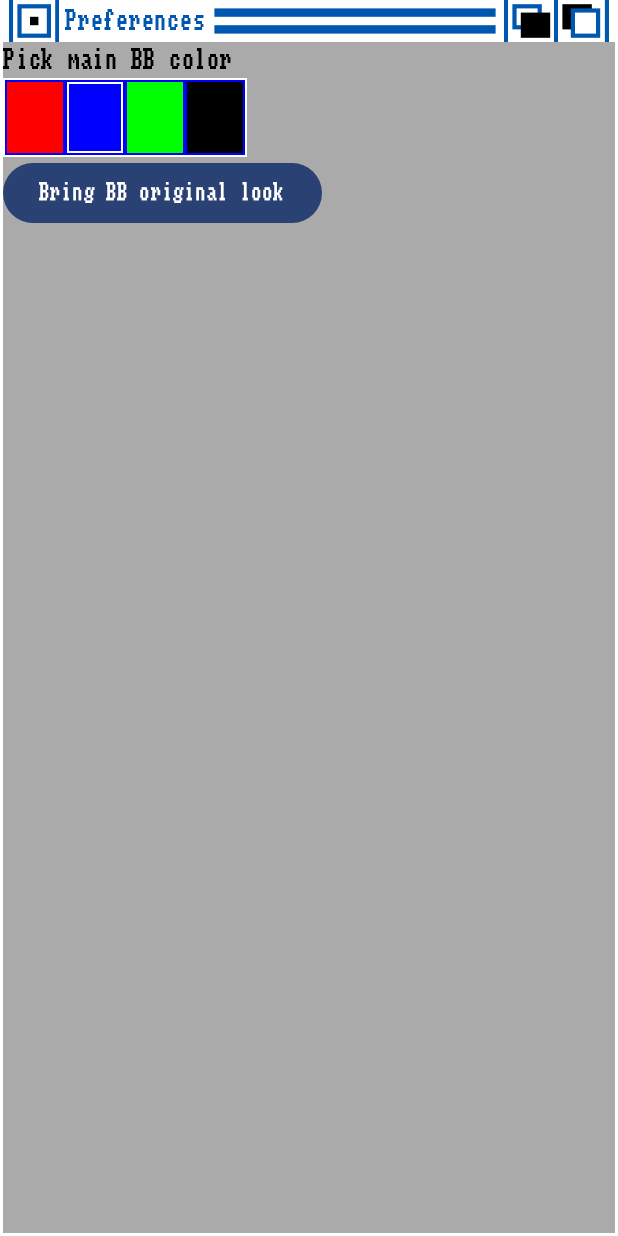
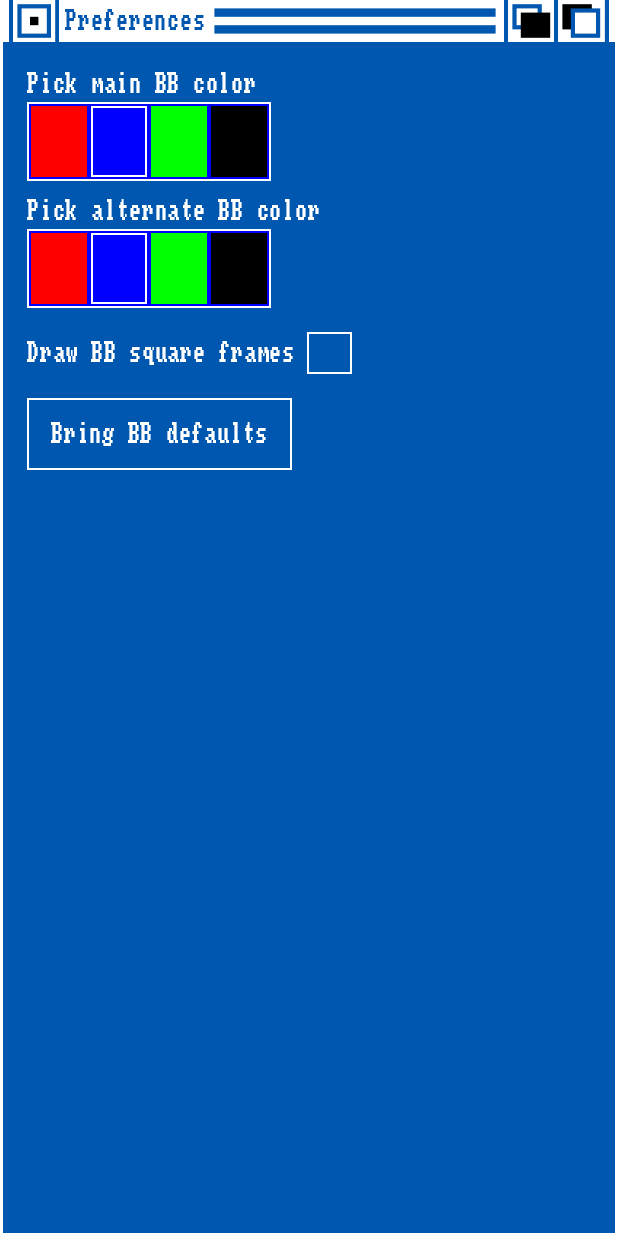
Before and after one commit to RealFictionFactory/demo-yabbd-android, an Android app built with Jetpack Compose: the screen it shows after launch (MainActivity), after a tap on "Preferences", on a phone screen of 412 x 824 dp. Run offline under Robolectric (Android 15) with nearby library versions, the phone set to English and light mode, and no system bars.

Commit message:
several gadgets, improvements to preferences screen

```diff
--- a/app/src/main/java/com/rff/boingballdemo/PreferencesScreen.kt
+++ b/app/src/main/java/com/rff/boingballdemo/PreferencesScreen.kt
@@ -3,23 +3,33 @@ package com.rff.boingballdemo
 import androidx.compose.foundation.background
 import androidx.compose.foundation.layout.Box
 import androidx.compose.foundation.layout.Column
+import androidx.compose.foundation.layout.Row
+import androidx.compose.foundation.layout.Spacer
 import androidx.compose.foundation.layout.WindowInsets
 import androidx.compose.foundation.layout.fillMaxSize
+import androidx.compose.foundation.layout.height
 import androidx.compose.foundation.layout.padding
 import androidx.compose.foundation.layout.safeDrawing
+import androidx.compose.foundation.layout.width
 import androidx.compose.foundation.layout.windowInsetsPadding
-import androidx.compose.material3.Button
 import androidx.compose.material3.Text
 import androidx.compose.runtime.Composable
+import androidx.compose.runtime.getValue
+import androidx.compose.runtime.mutableStateOf
+import androidx.compose.runtime.remember
+import androidx.compose.runtime.setValue
 import androidx.compose.ui.Alignment
 import androidx.compose.ui.Modifier
 import androidx.compose.ui.graphics.Color
 import androidx.compose.ui.res.stringResource
 import androidx.compose.ui.tooling.preview.Preview
 import androidx.compose.ui.unit.dp
+import com.rff.boingballdemo.component.AmigaOs13Button
 import com.rff.boingballdemo.component.AmigaToolbar
-import com.rff.boingballdemo.component.ColorPicker
+import com.rff.boingballdemo.component.AmigaOs13CheckBox
+import com.rff.boingballdemo.component.AmigaOs13ColorPicker
 import com.rff.boingballdemo.ui.theme.BoingBallDemoTheme
+import com.rff.boingballdemo.ui.theme.amigaOs13Blue
 import com.rff.boingballdemo.ui.theme.backgroundColor
 
 /**
@@ -34,6 +44,8 @@ import com.rff.boingballdemo.ui.theme.backgroundColor
 
 @Composable
 fun PreferencesScreen() {
+    var drawFrameCheckState by remember { mutableStateOf(false) }
+
     Box(
         modifier = Modifier
             .fillMaxSize()
@@ -53,13 +65,33 @@ fun PreferencesScreen() {
             Column(
                 modifier = Modifier
                     .fillMaxSize()
-                    .background(color = backgroundColor)
+                    .background(color = amigaOs13Blue)
+                    .padding(16.dp)
             ) {
                 Text(text = "Pick main BB color")
-                ColorPicker()
-                Button(onClick = {}) {
-                    Text(text = "Bring BB original look")
+                AmigaOs13ColorPicker()
+                Spacer(modifier = Modifier.height(8.dp))
+                Text(text = "Pick alternate BB color")
+                AmigaOs13ColorPicker()
+                Spacer(modifier = Modifier.height(8.dp))
+                Row(
+                    modifier = Modifier.padding(vertical = 8.dp),
+                    verticalAlignment = Alignment.CenterVertically
+                ) {
+                    Text(text = "Draw BB square frames")
+                    Spacer(modifier = Modifier.width(8.dp))
+                    AmigaOs13CheckBox(
+                        isChecked = drawFrameCheckState,
+                        onCheckChanged = { newState ->
+                            drawFrameCheckState = newState
+                        }
+                    )
                 }
+                Spacer(modifier = Modifier.height(8.dp))
+                AmigaOs13Button(
+                    text = "Bring BB defaults",
+                    onClick = {}
+                )
             }
         }
     }
--- /dev/null
+++ b/app/src/main/java/com/rff/boingballdemo/component/AmigaOs13Button.kt
@@ -0,0 +1,59 @@
+package com.rff.boingballdemo.component
+
+import androidx.compose.foundation.background
+import androidx.compose.foundation.border
+import androidx.compose.foundation.clickable
+import androidx.compose.foundation.interaction.MutableInteractionSource
+import androidx.compose.foundation.interaction.collectIsPressedAsState
+import androidx.compose.foundation.layout.Box
+import androidx.compose.foundation.layout.defaultMinSize
+import androidx.compose.foundation.layout.padding
+import androidx.compose.material3.Text
+import androidx.compose.runtime.Composable
+import androidx.compose.runtime.getValue
+import androidx.compose.runtime.remember
+import androidx.compose.ui.Alignment
+import androidx.compose.ui.Modifier
+import androidx.compose.ui.graphics.Color
+import androidx.compose.ui.tooling.preview.Preview
+import androidx.compose.ui.unit.dp
+import com.rff.boingballdemo.ui.theme.BoingBallDemoTheme
+import com.rff.boingballdemo.ui.theme.amigaOs13Orange
+
+@Composable
+fun AmigaOs13Button(
+    text: String = "",
+    onClick: () -> Unit = {}
+) {
+    val interactionSource = remember { MutableInteractionSource() }
+    val isPressed by interactionSource.collectIsPressedAsState()
+    val backgroundColor = if (isPressed) amigaOs13Orange else Color.Transparent
+    val fontColor = if (isPressed) Color.Black else Color.White
+
+    Box(
+        modifier = Modifier
+            .defaultMinSize(minWidth = 48.dp, minHeight = 48.dp)
+            .background(color = backgroundColor)
+            .border(width = 1.dp, color = Color.White)
+            .padding(horizontal = 16.dp, vertical = 8.dp)
+            .clickable(
+                interactionSource = interactionSource,
+                indication = null,
+                onClick = onClick
+            ),
+        contentAlignment = Alignment.Center
+    ) {
+        Text(
+            text = text,
+            color = fontColor,
+        )
+    }
+}
+
+@Preview
+@Composable
+private fun ButtonPreview() {
+    BoingBallDemoTheme {
+        AmigaOs13Button(text = "Button text")
+    }
+}
--- a/app/src/main/java/com/rff/boingballdemo/component/ColorPicker.kt
+++ b/app/src/main/java/com/rff/boingballdemo/component/AmigaOs13ColorPicker.kt
@@ -1,6 +1,7 @@
 package com.rff.boingballdemo.component
 
 import androidx.compose.foundation.background
+import androidx.compose.foundation.clickable
 import androidx.compose.foundation.layout.Box
 import androidx.compose.foundation.layout.Row
 import androidx.compose.foundation.layout.fillMaxSize
@@ -18,16 +19,31 @@ import com.rff.boingballdemo.ui.theme.greenColor
 import com.rff.boingballdemo.ui.theme.redColor
 
 @Composable
-fun ColorPicker() {
+fun AmigaOs13ColorPicker(
+    onColorSelected: (Color) -> Unit = {},
+) {
     Row(
         modifier = Modifier
             .background(color = Color.White)
             .padding(1.dp)
     ) {
-        ColorField(color = redColor)
-        ColorField(color = blueColor, isSelected = true)
-        ColorField(color = greenColor)
-        ColorField(color = Color.Black)
+        ColorField(
+            color = redColor,
+            onClick = { onColorSelected(redColor) }
+        )
+        ColorField(
+            color = blueColor,
+            isSelected = true,
+            onClick = { onColorSelected(blueColor) }
+        )
+        ColorField(
+            color = greenColor,
+            onClick = { onColorSelected(redColor) }
+        )
+        ColorField(
+            color = Color.Black,
+            onClick = { onColorSelected(Color.Black) }
+        )
     }
 }
 
@@ -35,6 +51,7 @@ fun ColorPicker() {
 private fun ColorField(
     color: Color,
     isSelected: Boolean = false,
+    onClick: () -> Unit = {},
 ) {
     Box(
         modifier = Modifier
@@ -42,6 +59,7 @@ private fun ColorField(
             .height(50.dp)
             .background(color = Color.Blue)
             .padding(1.dp)
+            .clickable { onClick() }
     ) {
         Box(
             modifier = Modifier
@@ -57,6 +75,6 @@ private fun ColorField(
 @Composable
 private fun ColorPickerPreview() {
     BoingBallDemoTheme {
-        ColorPicker()
+        AmigaOs13ColorPicker()
     }
 }
--- a/app/src/main/java/com/rff/boingballdemo/ui/theme/Color.kt
+++ b/app/src/main/java/com/rff/boingballdemo/ui/theme/Color.kt
@@ -17,3 +17,4 @@ val redColor = Color(0xFFFF0000)
 val greenColor = Color(0xFF00FF00)
 val blueColor = Color(0xFF0000FF)
 val amigaOs13Blue = Color(0xFF0057AF)
+val amigaOs13Orange = Color(0xFFff8800)
--- a/app/src/main/java/com/rff/boingballdemo/ui/theme/Theme.kt
+++ b/app/src/main/java/com/rff/boingballdemo/ui/theme/Theme.kt
@@ -1,6 +1,5 @@
 package com.rff.boingballdemo.ui.theme
 
-import android.app.Activity
 import android.os.Build
 import androidx.compose.foundation.isSystemInDarkTheme
 import androidx.compose.material3.MaterialTheme
--- a/app/src/main/java/com/rff/boingballdemo/ui/theme/Type.kt
+++ b/app/src/main/java/com/rff/boingballdemo/ui/theme/Type.kt
@@ -1,6 +1,7 @@
 package com.rff.boingballdemo.ui.theme
 
 import androidx.compose.material3.Typography
+import androidx.compose.ui.graphics.Color
 import androidx.compose.ui.text.TextStyle
 import androidx.compose.ui.text.font.Font
 import androidx.compose.ui.text.font.FontFamily
@@ -18,6 +19,7 @@ val Typography = Typography(
         fontFamily = TopazFont,
         fontWeight = FontWeight.Normal,
         fontSize = 16.sp,
+        color = Color.White,
         lineHeight = 24.sp,
         letterSpacing = 0.5.sp
     ),
@@ -25,6 +27,7 @@ val Typography = Typography(
         fontFamily = TopazFont,
         fontWeight = FontWeight.Normal,
         fontSize = 14.sp,
+        color = Color.White,
         lineHeight = 20.sp,
         letterSpacing = 0.3.sp
     ),
@@ -32,14 +35,16 @@ val Typography = Typography(
         fontFamily = TopazFont,
         fontWeight = FontWeight.Normal,
         fontSize = 12.sp,
+        color = Color.White,
         lineHeight = 16.sp,
         letterSpacing = 0.1.sp
     ),
     labelLarge = TextStyle(
-        fontFamily = TopazFont, // Or any other font you prefer for buttons
-        fontWeight = FontWeight.Medium, // Buttons often use a slightly bolder font
-        fontSize = 14.sp, // Adjust to your design needs
+        fontFamily = TopazFont,
+        fontWeight = FontWeight.Medium,
+        fontSize = 14.sp,
+        color = Color.White,
         lineHeight = 20.sp,
-        letterSpacing = 0.1.sp // Adjust letter spacing as needed
+        letterSpacing = 0.1.sp
     ),
 )
--- /dev/null
+++ b/app/src/main/res/drawable/ic_check.xml
@@ -0,0 +1,5 @@
+<vector xmlns:android="http://schemas.android.com/apk/res/android" android:height="24dp" android:tint="#FFFFFF" android:viewportHeight="960" android:viewportWidth="960" android:width="24dp">
+
+    <path android:fillColor="@android:color/white" android:pathData="M382,720L154,492L211,435L382,606L749,239L806,296L382,720Z"/>
+
+</vector>
```
Also changed, not shown: app/src/main/java/com/rff/boingballdemo/component/AmigaOs13CheckBox.kt (added, +94 -0 lines).
